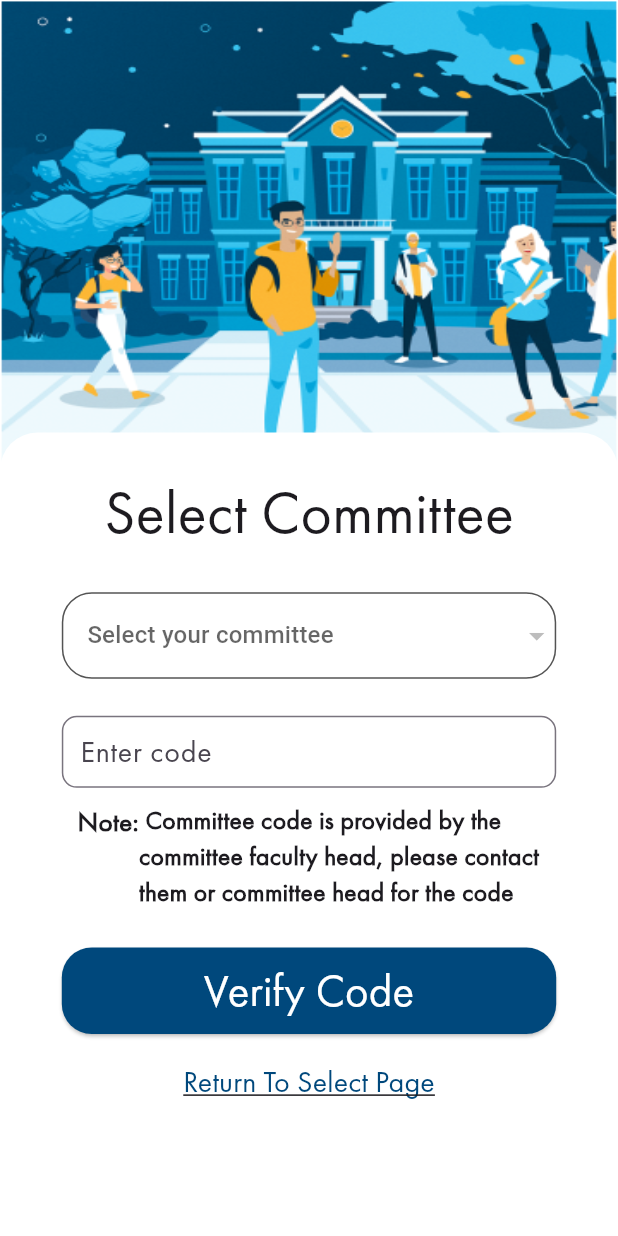
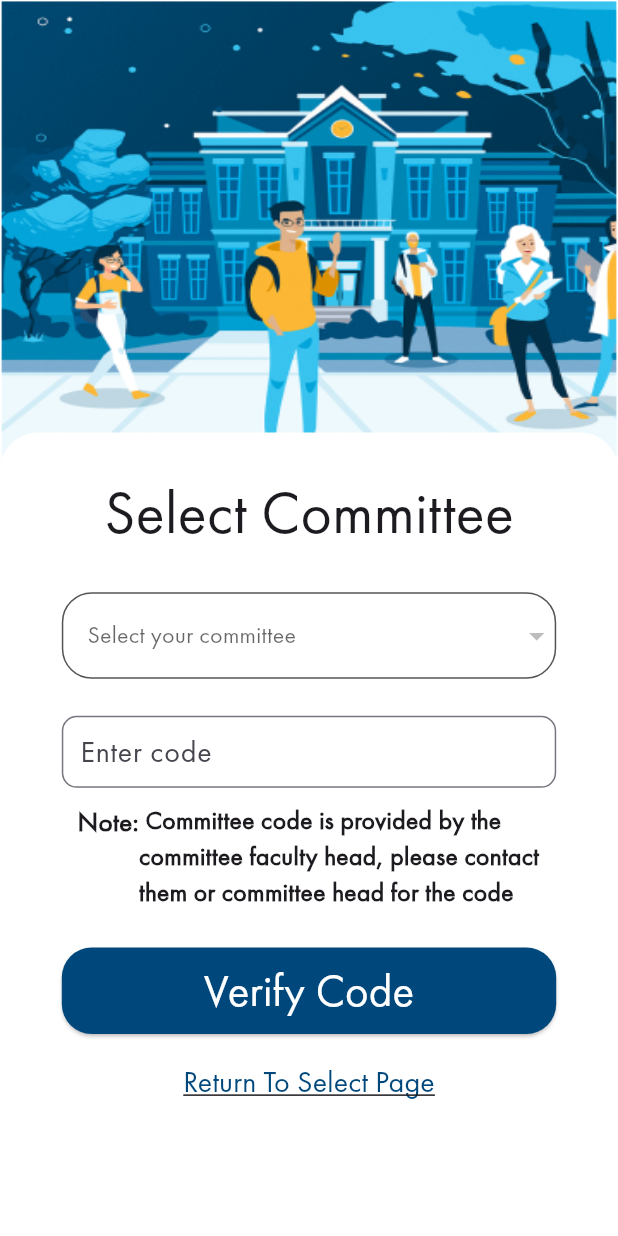
Before and after one commit to RohitBB3010/Campus-Connect, a Flutter app: the screen it shows after launch, after a tap on "Sign In As Committee", on a phone screen of 412 x 824 dp. Run offline on Flutter 3.47's test engine with Material 3 defaults, Android fonts, the light colour scheme and no system bars; drawn by our look-alikes of auto_size_text, dropdown_button2; our stand-ins replace cloud_firestore, copy_with_extension, firebase_core, flutter_bloc; accounts and stored records are empty.

Commit message:
Set default font as Futura

```diff
--- a/lib/auth/committee_code_page.dart
+++ b/lib/auth/committee_code_page.dart
@@ -27,7 +27,7 @@ class CommitteeCodePage extends StatelessWidget {
                 SpacingConsts().mediumHeightBetweenFields(context),
                 AutoSizeText(
                   AuthStrings().selectCommittee,
-                  style: const TextStyle(fontFamily: 'Futura', fontSize: 40.0),
+                  style: const TextStyle(fontSize: 40.0),
                 ),
                 SpacingConsts().mediumHeightBetweenFields(context),
                 SizedBox(
@@ -71,18 +71,14 @@ class CommitteeCodePage extends StatelessWidget {
                         AutoSizeText(
                           AuthStrings().noteText,
                           style: const TextStyle(
-                              fontFamily: "Futura",
-                              fontSize: 18.0,
-                              fontWeight: FontWeight.bold),
+                              fontSize: 18.0, fontWeight: FontWeight.bold),
                         ),
                         Expanded(
                           child: AutoSizeText(
                             AuthStrings().codeNote,
                             maxLines: 3,
                             style: const TextStyle(
-                                fontFamily: "Futura",
-                                fontSize: 18.0,
-                                fontWeight: FontWeight.bold),
+                                fontSize: 18.0, fontWeight: FontWeight.bold),
                           ),
                         )
                       ],
@@ -97,7 +93,7 @@ class CommitteeCodePage extends StatelessWidget {
 
                   if (state.committeeCode == null) {
                     ScaffoldMessenger.of(context)
-                        .showSnackBar(buildSnackbar("Pls enter code first"));
+                        .showSnackBar(buildSnackbar(AuthStrings().emptyCode));
                     return;
                   }
 
@@ -152,8 +148,7 @@ class CommitteeCodePage extends StatelessWidget {
       content: Center(
         child: AutoSizeText(
           snackBarText,
-          style:
-              TextStyle(fontFamily: "Futura", fontSize: 20.0, color: primary1),
+          style: TextStyle(fontSize: 20.0, color: primary1),
         ),
       ),
       backgroundColor: accent3,
--- a/lib/auth/select_page.dart
+++ b/lib/auth/select_page.dart
@@ -2,12 +2,12 @@ import 'package:auto_size_text/auto_size_text.dart';
 import 'package:campus_connecy/auth/auth_cubit.dart';
 import 'package:campus_connecy/auth/auth_state.dart';
 import 'package:campus_connecy/auth/committee_code_page.dart';
+import 'package:campus_connecy/auth/student_login_page.dart';
 import 'package:campus_connecy/components/auth_skeleton.dart';
 import 'package:campus_connecy/components/custom_button.dart';
 import 'package:campus_connecy/constants/colors.dart';
 import 'package:campus_connecy/constants/spacingConsts.dart';
 import 'package:campus_connecy/constants/string_constants.dart';
-import 'package:flutter/material.dart';
 import 'package:flutter/material.dart';
 import 'package:flutter_bloc/flutter_bloc.dart';
 
@@ -29,7 +29,7 @@ class SelectPage extends StatelessWidget {
                   "Connecting Committees",
                   maxLines: 1,
                   style: TextStyle(
-                    fontFamily: "Futura",
+                    //fontFamily: "Futura",
                     fontSize: 40.0,
                   ),
                 ),
@@ -37,7 +37,6 @@ class SelectPage extends StatelessWidget {
                   "Uniting Campuses",
                   maxLines: 1,
                   style: TextStyle(
-                    fontFamily: "Futura",
                     fontSize: 40.0,
                   ),
                 ),
@@ -51,13 +50,14 @@ class SelectPage extends StatelessWidget {
                 const AutoSizeText(
                   'Or',
                   style: TextStyle(
-                    fontFamily: 'Futura',
                     fontSize: 30.0,
                   ),
                 ),
                 SpacingConsts().smallHeightBetweenFields(context),
-                CustomButton(context, AuthStrings().studentAuth, primary1,
-                    () {}, 0.6, 0.08),
+                CustomButton(context, AuthStrings().studentAuth, primary1, () {
+                  Navigator.of(context).push(MaterialPageRoute(
+                      builder: (context) => StudentLoginPage()));
+                }, 0.6, 0.08),
               ],
             );
           }
--- a/lib/components/custom_button.dart
+++ b/lib/components/custom_button.dart
@@ -22,7 +22,7 @@ Widget CustomButton(
       style: ElevatedButton.styleFrom(
         backgroundColor: buttonColor ?? accent3,
         shape: RoundedRectangleBorder(
-          side: buttonColor == null
+          side: buttonColor == null || buttonColor != accent3
               ? BorderSide(
                   color: secondary3.withAlpha(100),
                 )
@@ -38,7 +38,6 @@ Widget CustomButton(
               ? primary1
               : secondary3,
           fontSize: 30.0,
-          fontFamily: 'Futura',
         ),
       ),
     ),
--- a/lib/components/text_button.dart
+++ b/lib/components/text_button.dart
@@ -27,7 +27,6 @@ class CustomTextButton extends StatelessWidget {
             buttonText,
             maxLines: 1,
             style: TextStyle(
-                fontFamily: "Futura",
                 color: accent3,
                 decoration: TextDecoration.underline,
                 fontSize: 20.0),
--- a/lib/components/text_field.dart
+++ b/lib/components/text_field.dart
@@ -29,7 +29,6 @@ class CustomTextField extends StatelessWidget {
             prefixIcon: icon,
             hintText: hintText,
             hintStyle: const TextStyle(
-              fontFamily: 'Futura',
               fontSize: 20.0,
             ),
             contentPadding: EdgeInsets.symmetric(
--- a/lib/main.dart
+++ b/lib/main.dart
@@ -18,7 +18,9 @@ class MainApp extends StatelessWidget {
   Widget build(BuildContext context) {
     return BlocProvider(
       create: (context) => AuthCubit()..getCommitteesList(),
-      child: MaterialApp(home: BlocBuilder<AuthCubit, AuthState>(
+      child: MaterialApp(
+          theme: ThemeData(fontFamily: "Futura"),
+          home: BlocBuilder<AuthCubit, AuthState>(
             builder: (context, state) {
               if (state is AuthUnAuthenticatedState) {
                 return SelectPage();
```
Also changed, not shown: lib/auth/student_login_page.dart (added, +24 -0 lines). Lines whose indentation alone changed are shown as unchanged.
